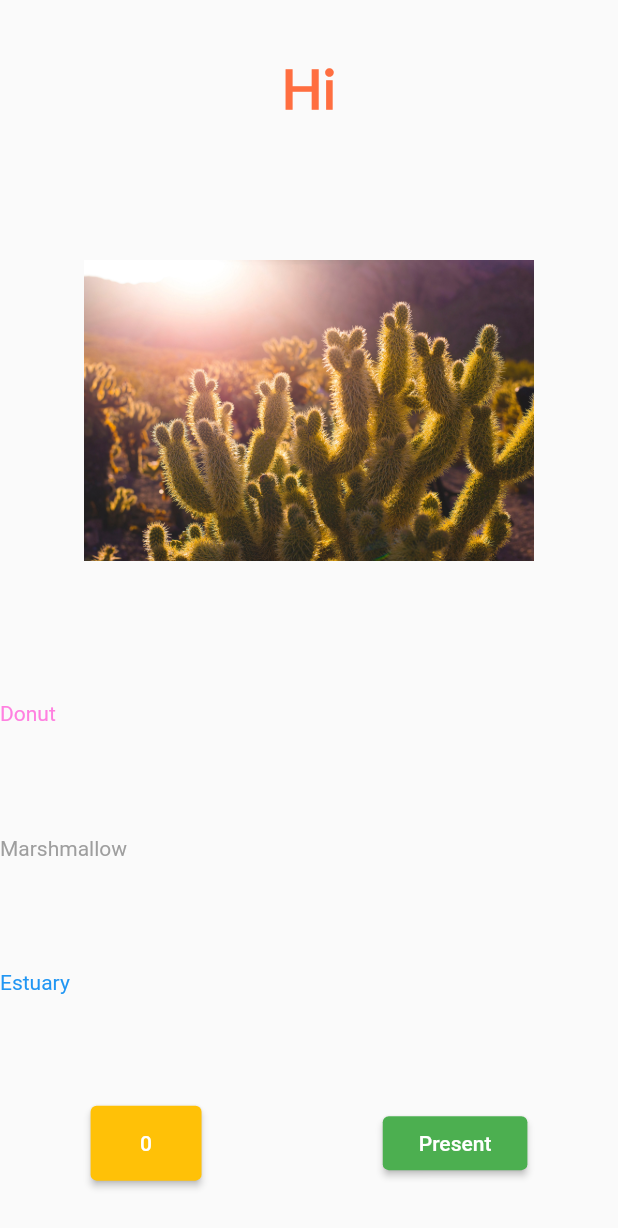
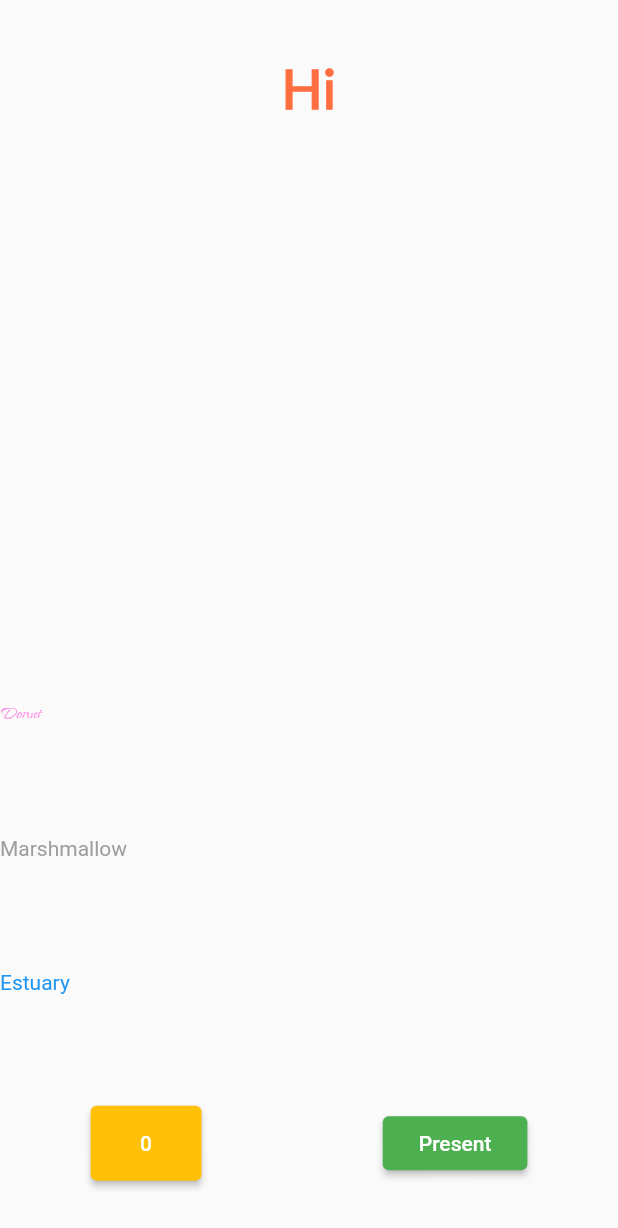
Before and after one commit to cubed-guy/pesuio-flutter, a Flutter app: the screen it shows after launch, on a phone screen of 412 x 824 dp. Shown: the top 1228 px of the screen. Run offline on Flutter 3.47's test engine with Material 2 defaults, Android fonts, the phone set to English and light mode, and no system bars.

Commit message:
Changed some more things. The other font actually shows up now

```diff
--- a/lib/main.dart
+++ b/lib/main.dart
@@ -91,13 +91,14 @@ class _MyHomePageState extends State<MyHomePage> {
                   child: Image.asset(
                     'assets/images/cactus.jpg',
                     height: 240,
-                    width: 300,
+                    width: _counter.toDouble(),
                   ),
                 ),
                 Text("Donut",
                     style: TextStyle(
                       color: Color(0xffff80e0),
-                    )
+                      fontFamily: "IslandMoments",
+                    ),
                 ),
                 Text("Marshmallow",
                     style: TextStyle(
```
